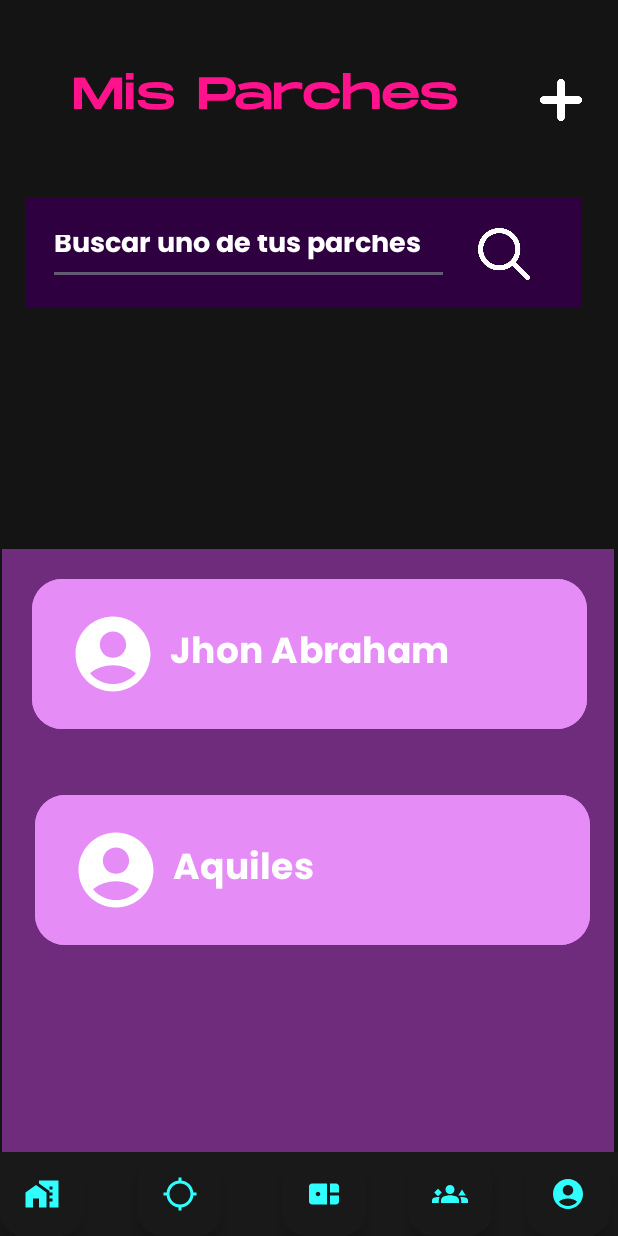
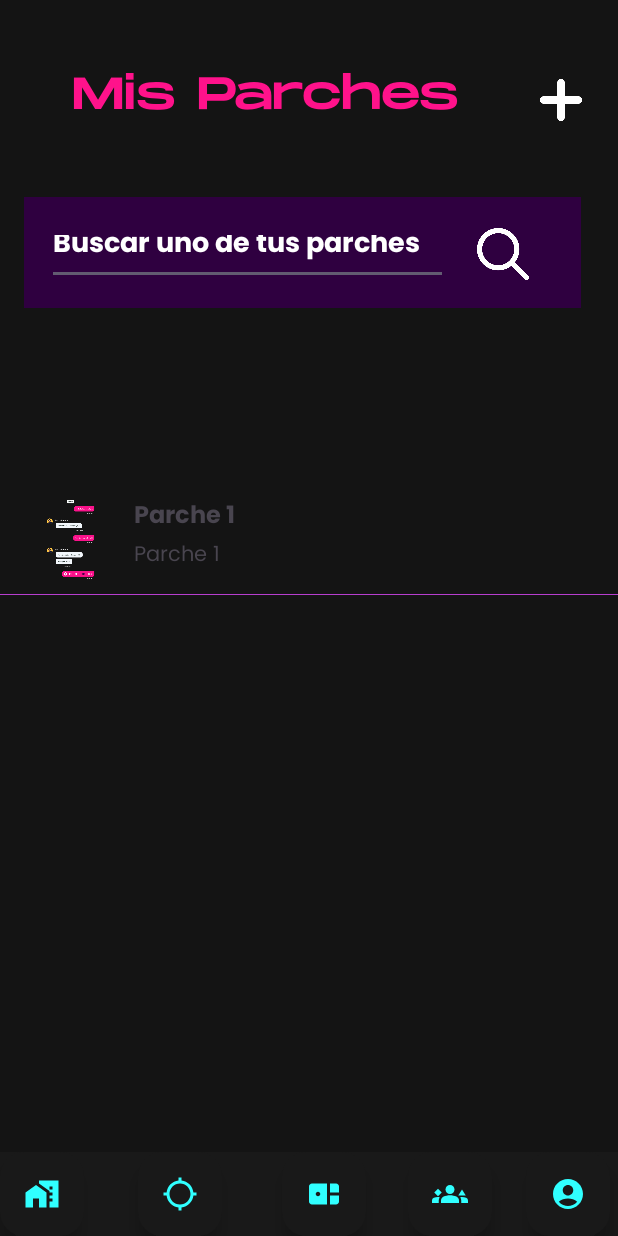
Before and after one commit to Exynix/DiscoTec-Mobile, an Android app: the ChatMenuActivity screen opened directly, with no data from a screen before it, on a phone screen of 412 x 824 dp. Run offline under Robolectric (Android 15) with nearby library versions, the phone set to English and light mode, and no system bars; our stand-ins replace CircleImageView, Firebase (no records; nobody signed in at launch, a user with empty details on screens opened directly); pictures from the network do not load; Roboto replaces fonts that are not available here.

Commit message:
Recycler view funciona

```diff
--- a/app/build.gradle.kts
+++ b/app/build.gradle.kts
@@ -76,4 +76,8 @@ dependencies {
 
     // BioMetri
     implementation("androidx.biometric:biometric:1.2.0-alpha03")
+
+    // circle imageview library
+    implementation("de.hdodenhof:circleimageview:3.1.0")
+
 }
--- /dev/null
+++ b/app/src/main/java/com/example/myapplication/Adapter/ParcheChatApadter.kt
@@ -0,0 +1,46 @@
+package com.example.myapplication.Adapter
+
+import android.content.Context
+import android.view.LayoutInflater
+import android.view.View
+import android.view.ViewGroup
+import android.widget.ImageView
+import android.widget.TextView
+import androidx.recyclerview.widget.RecyclerView
+import com.bumptech.glide.Glide
+import com.example.myapplication.Model.Parche
+import com.example.myapplication.R
+import com.google.firebase.storage.FirebaseStorage
+import com.google.firebase.storage.StorageReference
+import de.hdodenhof.circleimageview.CircleImageView
+
+
+class ParcheChatApadter(private val context: Context, private val parcheList:ArrayList<Parche>) : RecyclerView.Adapter<ParcheChatApadter.ViewHolder>(){
+    private lateinit var storageRef: StorageReference
+    override fun onCreateViewHolder(parent: ViewGroup, viewType: Int): ViewHolder {
+        val view = LayoutInflater.from(parent.context).inflate(R.layout.item_parche, parent, false)
+        return ViewHolder(view)
+    }
+
+    override fun getItemCount(): Int {
+        return parcheList.size
+    }
+
+    override fun onBindViewHolder(holder: ViewHolder, position: Int) {
+        val parche: Parche = parcheList[position]
+        holder.txtParcheName.text = parche.nombre
+        holder.ParcheDescripcion.text = parche.parcheDescription
+        holder.ParcheImg.setImageResource(R.drawable.chat)
+        // Buscar la img en la BD
+        //storageRef = FirebaseStorage.getInstance().reference.child("Images/${parche.parcheImg}")
+        //storageRef.downloadUrl.addOnSuccessListener { uri ->
+            //Glide.with(context).load(uri.toString()).into(holder.ParcheImg)
+        //}
+    }
+
+    class ViewHolder (view:View): RecyclerView.ViewHolder(view){
+        val txtParcheName:TextView = view.findViewById(R.id.Parche_name)
+        val ParcheDescripcion:TextView = view.findViewById(R.id.Parche_description)
+        val ParcheImg:ImageView = view.findViewById(R.id.parche_img)
+    }
+}
--- a/app/src/main/java/com/example/myapplication/ChatMenuActivity.kt
+++ b/app/src/main/java/com/example/myapplication/ChatMenuActivity.kt
@@ -4,25 +4,40 @@ import android.content.Intent
 import androidx.appcompat.app.AppCompatActivity
 import android.os.Bundle
 import android.renderscript.ScriptGroup.Binding
+import android.widget.LinearLayout
+import androidx.recyclerview.widget.LinearLayoutManager
+import androidx.recyclerview.widget.RecyclerView
+import com.example.myapplication.Adapter.ParcheChatApadter
+import com.example.myapplication.Model.Parche
 import com.example.myapplication.databinding.ActivityChatMenuBinding
 import com.example.myapplication.databinding.ActivityDashboardBinding
+import com.google.firebase.database.DatabaseReference
+import com.google.firebase.database.FirebaseDatabase
 
 class ChatMenuActivity : AppCompatActivity() {
     private lateinit var binding: ActivityChatMenuBinding
+    private lateinit var dbRef: DatabaseReference
     override fun onCreate(savedInstanceState: Bundle?) {
         super.onCreate(savedInstanceState)
         binding = ActivityChatMenuBinding.inflate(layoutInflater)
         setContentView(binding.root)
 
-        // Cargar todos los parches que tiene la persona
+        dbRef = FirebaseDatabase.getInstance().getReference("Parches")
 
 
+        // Cargar todos los parches que tiene la persona
+        binding.recyclerView.layoutManager = LinearLayoutManager(this, RecyclerView.VERTICAL,false)
+
+        var parcheList = ArrayList<Parche>()
 
 
-        binding.usuario1.setOnClickListener {
-            val intent = Intent(applicationContext, VistaChatActivity::class.java)
-            startActivity(intent)
-        }
+        parcheList.add(Parche("Parche 1", "Parche 1", "https://www.google.com/url?sa=i&url=https%3A%2F%2Fwww.freepik.es%2Ffotos%2Famor&psig=AOvVaw0BEb5q9NSjFHMsa-eoBQ5G&ust=1700955215114000&source=images&cd=vfe&opi=89978449&ved=0CBEQjRxqFwoTCOiO5Izm3YIDFQAAAAAdAAAAABAE"))
+
+
+        var parcheAdapter = ParcheChatApadter(this, parcheList)
+        binding.recyclerView.adapter = parcheAdapter
+
+
         binding.paginaPrincipioBtn.setOnClickListener {
             val intent = Intent(applicationContext, DashboardActivity::class.java)
             startActivity(intent)
--- a/app/src/main/java/com/example/myapplication/CrearMiParcheActivity.kt
+++ b/app/src/main/java/com/example/myapplication/CrearMiParcheActivity.kt
@@ -120,7 +120,7 @@ class CrearMiParcheActivity : AppCompatActivity() {
 
 
         binding.parcheBtn.setOnClickListener{
-            val intent = Intent(applicationContext, CrearMiParcheActivity::class.java)
+            val intent = Intent(applicationContext, ChatMenuActivity::class.java)
             startActivity(intent)
         }
 
--- /dev/null
+++ b/app/src/main/java/com/example/myapplication/Model/Parche.kt
@@ -0,0 +1,3 @@
+package com.example.myapplication.Model
+
+data class Parche (val nombre: String, val parcheDescription: String ,val parcheImg: String)
--- a/app/src/main/res/layout/activity_chat_menu.xml
+++ b/app/src/main/res/layout/activity_chat_menu.xml
@@ -41,20 +41,23 @@
         android:layout_width="371dp"
         android:layout_height="74dp"
         android:layout_marginTop="28dp"
-        android:layout_marginEnd="24dp"
         android:background="#2F0040"
         android:orientation="horizontal"
         android:padding="15dp"
+        app:layout_constraintBottom_toTopOf="@+id/linearLayout2"
         app:layout_constraintEnd_toEndOf="parent"
-        app:layout_constraintTop_toBottomOf="@+id/parche">
+        app:layout_constraintHorizontal_bias="0.4"
+        app:layout_constraintStart_toStartOf="parent"
+        app:layout_constraintTop_toBottomOf="@+id/parche"
+        app:layout_constraintVertical_bias="0.0">
 
         <EditText
             android:id="@+id/editTextText2"
             android:layout_width="234dp"
             android:layout_height="wrap_content"
             android:layout_weight="1"
+            android:ems="10"
             android:fontFamily="@font/poppins_bold"
-            android:ems="10"
             android:hint="Buscar uno de tus parches"
             android:inputType="text"
             android:textColorHint="#FFFFFF" />
@@ -63,63 +66,24 @@
             android:id="@+id/imageView10"
             android:layout_width="40dp"
             android:layout_height="40dp"
-            android:scaleType="centerInside"
             android:layout_weight="1"
             android:paddingTop="5dp"
+            android:scaleType="centerInside"
             android:src="@drawable/lupa"
             app:tint="#FFFFFF" />
     </LinearLayout>
 
-    <androidx.constraintlayout.widget.ConstraintLayout
-        android:layout_width="408dp"
-        android:layout_height="454dp"
-        android:layout_marginBottom="4dp"
-        android:background="#6F2C7C"
+    <androidx.recyclerview.widget.RecyclerView
+        android:id="@+id/recyclerView"
+        android:layout_width="match_parent"
+        android:layout_height="wrap_content"
         app:layout_constraintBottom_toBottomOf="parent"
         app:layout_constraintEnd_toEndOf="parent"
-        app:layout_constraintHorizontal_bias="0.333"
-        app:layout_constraintStart_toStartOf="parent">
+        app:layout_constraintHorizontal_bias="0.0"
+        app:layout_constraintStart_toStartOf="parent"
+        app:layout_constraintTop_toBottomOf="@+id/linearLayout3"
+        app:layout_constraintVertical_bias="0.219"></androidx.recyclerview.widget.RecyclerView>
 
-        <Button
-            android:id="@+id/usuario1"
-            android:layout_width="370dp"
-            android:layout_height="108dp"
-            android:layout_marginStart="20dp"
-            android:layout_marginTop="16dp"
-            android:backgroundTint="#E58CF6"
-            android:drawableRight="@drawable/noti"
-            android:text="Jhon Abraham"
-            android:textAlignment="viewStart"
-            android:fontFamily="@font/poppins_bold"
-            android:textColor="#FFFFFF"
-            android:textSize="24sp"
-            android:textStyle="bold"
-            app:cornerRadius="20dp"
-            app:icon="@drawable/icono_perfil"
-            app:iconSize="60dp"
-            app:layout_constraintStart_toStartOf="parent"
-            app:layout_constraintTop_toTopOf="parent" />
-
-        <Button
-            android:id="@+id/usuario2"
-            android:layout_width="370dp"
-            android:layout_height="108dp"
-            android:layout_marginTop="36dp"
-            android:layout_marginEnd="16dp"
-            android:backgroundTint="#E58CF6"
-            android:drawableRight="@drawable/noti"
-            android:text="Aquiles"
-            android:fontFamily="@font/poppins_bold"
-            android:textAlignment="viewStart"
-            android:textColor="#FFFFFF"
-            android:textSize="24sp"
-            android:textStyle="bold"
-            app:cornerRadius="20dp"
-            app:icon="@drawable/icono_perfil"
-            app:iconSize="60dp"
-            app:layout_constraintEnd_toEndOf="parent"
-            app:layout_constraintTop_toBottomOf="@+id/usuario1" />
-    </androidx.constraintlayout.widget.ConstraintLayout>
     <androidx.constraintlayout.widget.ConstraintLayout
         android:id="@+id/linearLayout2"
         android:layout_width="match_parent"
--- /dev/null
+++ b/app/src/main/res/layout/item_parche.xml
@@ -0,0 +1,58 @@
+<?xml version="1.0" encoding="utf-8"?>
+<LinearLayout xmlns:android="http://schemas.android.com/apk/res/android"
+    android:layout_width="match_parent"
+    android:layout_height="wrap_content"
+    xmlns:app="http://schemas.android.com/apk/res-auto"
+    android:orientation="vertical"
+    android:gravity="center">
+
+    <LinearLayout
+        android:layout_width="match_parent"
+        android:layout_height="wrap_content"
+        android:padding="5dp"
+        android:orientation="horizontal">
+
+        <ImageView
+            android:layout_width="64dp"
+            android:layout_height="60dp"
+            android:id="@+id/parche_img"
+            android:layout_marginStart="10dp"
+            android:layout_marginEnd="10dp"
+            android:src="@color/moradoPrincipal"
+            app:civ_border_width="1dp"
+            app:civ_border_color="@color/material_dynamic_neutral90">
+        </ImageView>
+
+        <LinearLayout
+            android:layout_width="match_parent"
+            android:layout_height="wrap_content"
+            android:orientation="vertical">
+
+            <TextView
+                android:id="@+id/Parche_name"
+                android:layout_width="match_parent"
+                android:layout_height="wrap_content"
+                android:maxLines="1"
+                android:text="Parche_name"
+                android:textSize="16dp"
+                android:fontFamily="@font/poppins_bold"/>
+
+            <TextView
+                android:id="@+id/Parche_description"
+                android:layout_width="match_parent"
+                android:layout_height="wrap_content"
+                android:maxLines="1"
+                android:text="temp"
+                android:textSize="14dp"
+                android:fontFamily="@font/poppins"/>
+        </LinearLayout>
+
+    </LinearLayout>
+
+    <View
+        android:layout_width="match_parent"
+        android:layout_height="0.5dp"
+        android:background="@color/moradoPrincipal"/>
+
+
+</LinearLayout>
```
